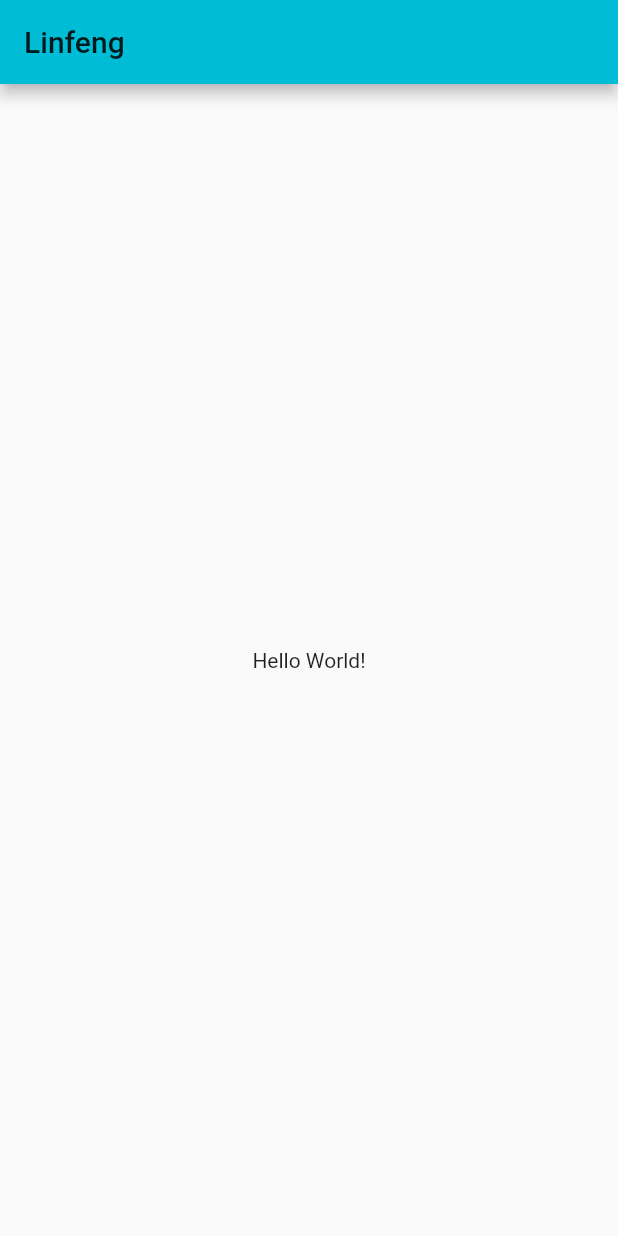
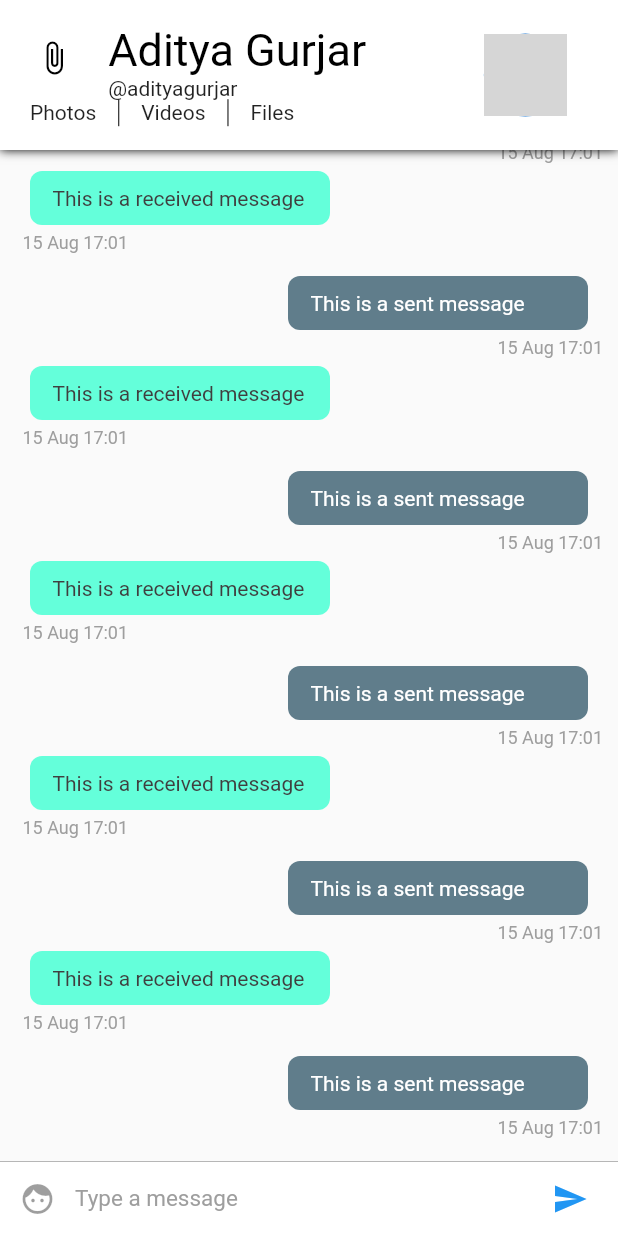
Before and after one commit to jeffsui/flutter_linfeng, a Flutter app: the screen it shows after launch, on a phone screen of 412 x 824 dp. Run offline on Flutter 3.47's test engine with Material 2 defaults, Android fonts, the phone set to English and light mode, and no system bars; grey boxes are pictures that could not be loaded.

Commit message:
Completed Conversation Screen UI

```diff
--- /dev/null
+++ b/lib/config/Assets.dart
@@ -0,0 +1,3 @@
+class Assets{
+  static String user = 'assets/user.png';
+}
--- /dev/null
+++ b/lib/config/Palette.dart
@@ -0,0 +1,14 @@
+import 'package:flutter/material.dart';
+
+class Palette{
+  static Color primaryColor = Colors.blue;
+  static Color secondaryColor = Colors.black;
+  static Color primaryTextColor = Colors.black;
+  static Color secondaryTextColor = Colors.black87;
+  static Color primaryBackgroundColor = Colors.white;
+  static Color selfMessageBackgroundColor = Colors.blueGrey;
+  static Color otherMessageBackgroundColor = Colors.tealAccent;
+  static Color selfMessageColor = Colors.white;
+  static Color otherMessageColor = Color(0xff3f3f3f);
+  static Color greyColor = Colors.grey;
+}
--- a/lib/main.dart
+++ b/lib/main.dart
@@ -1,60 +1,19 @@
 import 'package:flutter/material.dart';
+import 'package:linfeng/pages/ConversationPage.dart';
+import 'package:linfeng/pages/ConversationPageList.dart';
 
-void main() => runApp(MyApp());
+void main() => runApp(Linfeng());
 
-class MyApp extends StatelessWidget {
+class Linfeng extends StatelessWidget {
   // This widget is the root of your application.
   @override
   Widget build(BuildContext context) {
     return MaterialApp(
       title: 'Linfeng',
       theme: ThemeData(
-        // This is the theme of your application.
-        //
-        // Try running your application with "flutter run". You'll see the
-        // application has a blue toolbar. Then, without quitting the app, try
-        // changing the primarySwatch below to Colors.green and then invoke
-        // "hot reload" (press "r" in the console where you ran "flutter run",
-        // or simply save your changes to "hot reload" in a Flutter IDE).
-        // Notice that the counter didn't reset back to zero; the application
-        // is not restarted.
-        primarySwatch: Colors.cyan,
+        primarySwatch: Colors.blue,
       ),
-      home: MyHomePage(title: 'Linfeng'),
+      home: ConversationPageList(),
     );
   }
 }
-
-class MyHomePage extends StatefulWidget {
-  MyHomePage({Key key, this.title}) : super(key: key);
-
-  // This widget is the home page of your application. It is stateful, meaning
-  // that it has a State object (defined below) that contains fields that affect
-  // how it looks.
-
-  // This class is the configuration for the state. It holds the values (in this
-  // case the title) provided by the parent (in this case the App widget) and
-  // used by the build method of the State. Fields in a Widget subclass are
-  // always marked "final".
-
-  final String title;
-
-  @override
-  _MyHomePageState createState() => _MyHomePageState();
-}
-
-class _MyHomePageState extends State<MyHomePage> {
-
-  @override
-  Widget build(BuildContext context) {
-
-    return Scaffold(
-      appBar: AppBar(
-        title:Text(widget.title),
-      ),
-      body: Center(
-        child:Text("Hello World!"),
-      ),
-    );
-  }
-}
--- /dev/null
+++ b/lib/pages/ConversationPage.dart
@@ -0,0 +1,29 @@
+import 'package:flutter/material.dart';
+import 'package:linfeng/widgets/ChatAppBar.dart';
+import 'package:linfeng/widgets/ChatListWidget.dart';
+import 'package:linfeng/widgets/InputWidget.dart';
+
+class ConversationPage  extends StatefulWidget {
+  @override
+  _ConversationPageState  createState() => _ConversationPageState();
+}
+
+class _ConversationPageState  extends State<ConversationPage > {
+  @override
+  Widget build(BuildContext context) {
+    return SafeArea(
+      child: Scaffold(
+        appBar: ChatAppBar(),
+        body: Stack(children: <Widget>[
+          Column(
+            children: <Widget>[
+              ChatListWidget(),
+              InputWidget()
+            ],
+          ),
+        ],
+        ),
+      ),
+    );
+  }
+}
--- /dev/null
+++ b/lib/pages/ConversationPageList.dart
@@ -0,0 +1,21 @@
+import 'package:flutter/material.dart';
+import 'ConversationPage.dart';
+
+class ConversationPageList  extends StatefulWidget {
+  @override
+  _ConversationPageList createState() => _ConversationPageList();
+}
+
+class _ConversationPageList  extends State<ConversationPageList > {
+  @override
+  Widget build(BuildContext context) {
+    return PageView(
+      children: <Widget>[
+        ConversationPage(),
+        ConversationPage(),
+        ConversationPage(),
+      ],
+
+    );
+  }
+}
--- /dev/null
+++ b/lib/widgets/ChatAppBar.dart
@@ -0,0 +1,99 @@
+import 'package:flutter/material.dart';
+import 'package:linfeng/config/Assets.dart';
+import 'package:linfeng/config/Palette.dart';
+
+class ChatAppBar extends StatelessWidget implements PreferredSizeWidget{
+  final double height = 100;
+  @override
+  Widget build(BuildContext context) {
+      var textHeading = TextStyle(color: Palette.primaryTextColor, fontSize:30.0);
+      var textStyle = TextStyle(color: Palette.secondaryTextColor);
+      double width = MediaQuery.of(context).size.width; // calculate the screen width
+      return Material(
+          child: Container(
+              decoration: new BoxDecoration(boxShadow: [ //adds a shadow to the appbar
+                new BoxShadow(
+                color: Colors.black,
+                blurRadius: 5.0,
+              )]),
+              child:  Container(
+                  color: Palette.primaryBackgroundColor,
+                  child: Row(children: <Widget>[
+                Expanded( //we're dividing the appbar into 7 : 3 ratio. 7 is for content and 3 is for the display picture.
+                    flex: 7,
+                    child: Center(
+                        child: Column(
+                      mainAxisSize: MainAxisSize.min,
+                      children: <Widget>[
+                        Container(
+                            height: 70 - (width * .06),
+                            child: Row(
+                              crossAxisAlignment: CrossAxisAlignment.start,
+                              children: <Widget>[
+                                Expanded(
+                                    flex: 2,
+                                    child: Center(
+                                        child: Icon(
+                                      Icons.attach_file,
+                                      color: Palette.secondaryColor,
+                                    ))),
+                                Expanded(
+                                    flex: 6,
+                                    child: Container(
+                                        child: Column(
+                                      crossAxisAlignment:
+                                          CrossAxisAlignment.start,
+                                      mainAxisAlignment: MainAxisAlignment.center,
+                                      mainAxisSize: MainAxisSize.min,
+                                      children: <Widget>[
+                                        Text('Aditya Gurjar', style: textHeading),
+                                        Text('@adityagurjar', style: textStyle)
+                                      ],
+                                    ))),
+                              ],
+                            )),
+                        //second row containing the buttons for media
+                        Container(
+                            height: 23,
+                            padding: EdgeInsets.fromLTRB(20, 5, 5, 0),
+                            child: Row(
+                              mainAxisAlignment: MainAxisAlignment.start,
+                              crossAxisAlignment: CrossAxisAlignment.center,
+                              children: <Widget>[
+                                Text(
+                                  'Photos',
+                                  style: textStyle,
+                                ),
+                                VerticalDivider(
+                                  width: 30,
+                                  color: Palette.primaryTextColor,
+                                ),
+                                Text(
+                                  'Videos',
+                                  style: textStyle,
+                                ),
+                                VerticalDivider(
+                                  width: 30,
+                                  color: Palette.primaryTextColor,
+                                ),
+                                Text('Files', style: textStyle)
+                              ],
+                            )),
+                      ],
+                    ))),
+                  //This is the display picture
+                Expanded(
+                    flex: 3,
+                    child: Container(
+                        child: Center(
+                            child: CircleAvatar(
+                      radius: (80 - (width * .06)) / 2,
+                      backgroundImage: Image.asset(
+                        Assets.user,
+                      ).image,
+                    )))),
+              ]))));
+  }
+  @override
+  Size get preferredSize => Size.fromHeight(height);
+}
--- /dev/null
+++ b/lib/widgets/ChatItemWidget.dart
@@ -0,0 +1,90 @@
+import 'package:flutter/material.dart';
+import 'package:linfeng/config/Palette.dart';
+import 'package:intl/intl.dart';
+
+
+class ChatItemWidget extends StatelessWidget{
+  var index;
+
+  ChatItemWidget(this.index);
+
+  @override
+  Widget build(BuildContext context) {
+    // TODO: implement build
+    if (index % 2 == 0) {
+      //This is the sent message. We'll later use data from firebase instead of index to determine the message is sent or received.
+      return Container(
+          child: Column(children: <Widget>[
+            Row(
+              children: <Widget>[
+                Container(
+                  child: Text(
+                    'This is a sent message',
+                    style: TextStyle(color: Palette.selfMessageColor),
+                  ),
+                  padding: EdgeInsets.fromLTRB(15.0, 10.0, 15.0, 10.0),
+                  width: 200.0,
+                  decoration: BoxDecoration(
+                      color: Palette.selfMessageBackgroundColor,
+                      borderRadius: BorderRadius.circular(8.0)),
+                  margin: EdgeInsets.only(right: 10.0),
+                )
+              ],
+              mainAxisAlignment:
+              MainAxisAlignment.end, // aligns the chatitem to right end
+            ),
+            Row(
+                mainAxisAlignment: MainAxisAlignment.end,
+                children: <Widget>[
+                  Container(
+                    child: Text(
+                      DateFormat('dd MMM kk:mm')
+                          .format(DateTime.fromMillisecondsSinceEpoch(1565888474278)),
+                      style: TextStyle(
+                          color: Palette.greyColor,
+                          fontSize: 12.0,
+                          fontStyle: FontStyle.normal),
+                    ),
+                    margin: EdgeInsets.only(left: 5.0, top: 5.0, bottom: 5.0),
+                  )])
+          ]));
+    } else {
+      // This is a received message
+            return Container(
+              child: Column(
+                children: <Widget>[
+                  Row(
+                    children: <Widget>[
+                      Container(
+                        child: Text(
+                          'This is a received message',
+                          style: TextStyle(color: Palette.otherMessageColor),
+                  ),
+                  padding: EdgeInsets.fromLTRB(15.0, 10.0, 15.0, 10.0),
+                  width: 200.0,
+                  decoration: BoxDecoration(
+                      color: Palette.otherMessageBackgroundColor,
+                      borderRadius: BorderRadius.circular(8.0)),
+                  margin: EdgeInsets.only(left: 10.0),
+                )
+              ],
+            ),
+            Container(
+              child: Text(
+                DateFormat('dd MMM kk:mm')
+                    .format(DateTime.fromMillisecondsSinceEpoch(1565888474278)),
+                style: TextStyle(
+                    color: Palette.greyColor,
+                    fontSize: 12.0,
+                    fontStyle: FontStyle.normal),
+              ),
+              margin: EdgeInsets.only(left: 5.0, top: 5.0, bottom: 5.0),
+            )
+          ],
+          crossAxisAlignment: CrossAxisAlignment.start,
+        ),
+        margin: EdgeInsets.only(bottom: 10.0),
+      );
+    }  }
+
+}
--- /dev/null
+++ b/lib/widgets/ChatListWidget.dart
@@ -0,0 +1,20 @@
+import 'package:flutter/material.dart';
+import 'ChatItemWidget.dart';
+
+
+class ChatListWidget extends StatelessWidget {
+  final ScrollController  listScrolController = new ScrollController();
+  @override
+  Widget build(BuildContext context) {
+    return Flexible(
+      child: ListView.builder(
+        padding: EdgeInsets.all(10.0),
+        itemBuilder: (context,index) => ChatItemWidget(index),
+        itemCount: 20,
+        reverse: true,
+        controller: listScrolController ,
+      ),
+
+    );
+  }
+}
--- /dev/null
+++ b/lib/widgets/InputWidget.dart
@@ -0,0 +1,60 @@
+import 'package:flutter/material.dart';
+import 'package:linfeng/config/Palette.dart';
+
+class InputWidget extends StatelessWidget {
+
+  final TextEditingController textEditingController = new TextEditingController();
+
+  @override
+  Widget build(BuildContext context) {
+    return Container(
+      child: Row(
+        children: <Widget>[
+          Material(
+            child: new Container(
+              margin: new EdgeInsets.symmetric(horizontal: 1.0),
+              child: new IconButton(
+                icon: new Icon(Icons.face),
+                color: Palette.primaryColor,
+              ),
+            ),
+            color: Colors.white,
+          ),
+
+          // Text input
+          Flexible(
+            child: Container(
+              child: TextField(
+                style: TextStyle(color: Palette.primaryTextColor, fontSize: 15.0),
+                controller: textEditingController,
+                decoration: InputDecoration.collapsed(
+                  hintText: 'Type a message',
+                  hintStyle: TextStyle(color: Palette.greyColor),
+                ),
+              ),
+            ),
+          ),
+
+          // Send Message Button
+          Material(
+            child: new Container(
+              margin: new EdgeInsets.symmetric(horizontal: 8.0),
+              child: new IconButton(
+                icon: new Icon(Icons.send),
+                onPressed: () => {},
+                color: Palette.primaryColor,
+              ),
+            ),
+            color: Colors.white,
+          ),
+        ],
+      ),
+      width: double.infinity,
+      height: 50.0,
+      decoration: new BoxDecoration(
+          border: new Border(
+              top: new BorderSide(color: Palette.greyColor, width: 0.5)),
+          color: Colors.white),
+    );
+  }
+}
--- a/pubspec.yaml
+++ b/pubspec.yaml
@@ -19,6 +19,8 @@ environment:
 dependencies:
   flutter:
     sdk: flutter
+  intl: ^0.15.8
+
 
   # The following adds the Cupertino Icons font to your application.
   # Use with the CupertinoIcons class for iOS style icons.
@@ -27,7 +29,6 @@ dependencies:
 dev_dependencies:
   flutter_test:
     sdk: flutter
-
 
 # For information on the generic Dart part of this file, see the
 # following page: https://dart.dev/tools/pub/pubspec
```
Also changed, not shown: assets/user.png (added), pubspec.lock, 4 other files.
